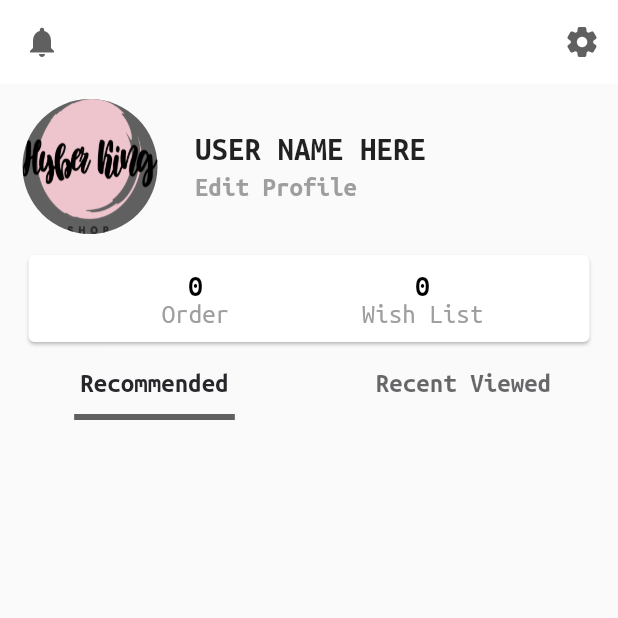
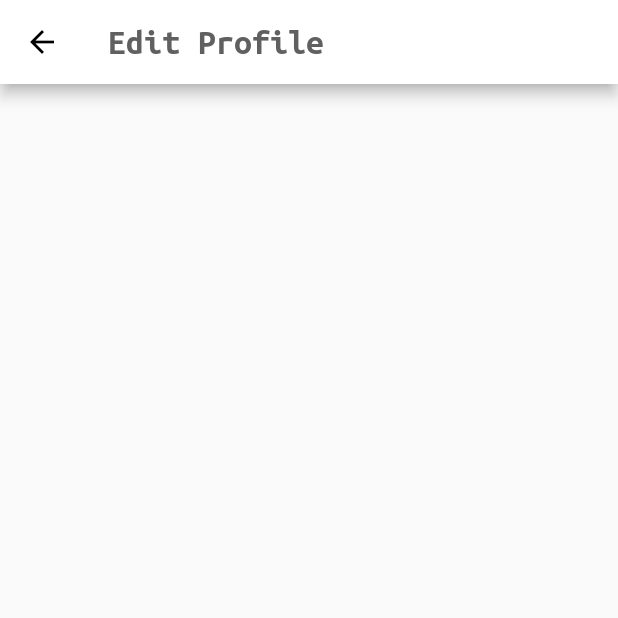
Before and after one commit to nxhung1610/hk-clothes, a Flutter app: the AccountPage screen opened directly, after a tap on "Edit Profile", on a phone screen of 412 x 824 dp, the top half of it. Run offline on Flutter 3.47's test engine with Material 2 defaults, Android fonts, the phone set to English and light mode, and no system bars; our stand-ins replace firebase_auth, firebase_core, flutter_snake_navigationbar, flutter_spinkit, flutter_svg, get; accounts and stored records are empty; statements that could not run were skipped.

Commit message:
add editprofile

```diff
--- a/lib/main.dart
+++ b/lib/main.dart
@@ -7,6 +7,7 @@ import 'package:hk_clothes/constants/firebase.dart';
 import 'package:hk_clothes/controllers/auth/auth_controller.dart';
 import 'package:hk_clothes/controllers/dashboard/account/account_controller.dart';
 import 'package:hk_clothes/controllers/dashboard/home/home_controller.dart';
+import 'package:hk_clothes/views/dashboard/account/editprofile/editprofile_page.dart';
 
 import 'package:hk_clothes/views/dashboard/dashboard_page.dart';
 import 'package:hk_clothes/views/splash/splash.dart';
@@ -62,6 +63,9 @@ class MyApp extends StatelessWidget {
           name: "/splash",
           page: () => SplashScreen(),
         ),
+        GetPage(
+            name: '/editprofile',
+            page: () => EditProfilePage()),
       ],
       initialRoute: "/splash",
     );
--- a/lib/views/dashboard/account/account_page.dart
+++ b/lib/views/dashboard/account/account_page.dart
@@ -60,7 +60,9 @@ class AccountPage extends StatelessWidget {
                       ),
                       SizedBox(height: 5),
                       GestureDetector(
-                        onTap: () {},
+                        onTap: () {
+                          Get.toNamed("/editprofile");
+                          },
                         child: Text(
                           'Edit Profile',
                           style: TextStyle(
--- /dev/null
+++ b/lib/views/dashboard/account/editprofile/editprofile_page.dart
@@ -0,0 +1,24 @@
+import 'package:flutter/cupertino.dart';
+import 'package:flutter/material.dart';
+import 'package:hk_clothes/constants/app_color.dart';
+
+class EditProfilePage extends StatelessWidget {
+  const EditProfilePage({Key key}) : super(key: key);
+
+  @override
+  Widget build(BuildContext context) {
+    return Scaffold(
+      appBar: AppBar(
+        iconTheme: IconThemeData(color: Colors.black),
+        backgroundColor: Colors.white,
+        title: Text(
+          "Edit Profile",
+          style: TextStyle(
+              color: AppColors.app[400],
+              fontSize: 24,
+              fontWeight: FontWeight.bold),
+        ),
+      ),
+    );
+  }
+}
```
